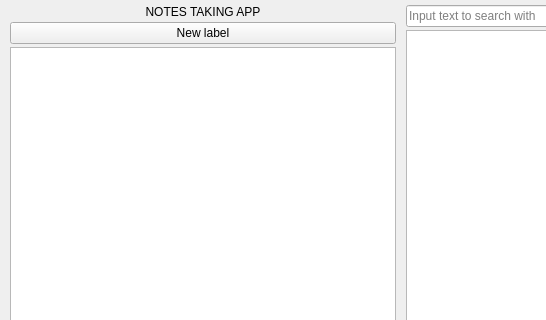
First picture: the form in temp_resources/mainwindow.ui, repository SuperSolik/gui_1h2020-notes-app, before the edit; both pictures show x 0 to 546 and y 0 to 320 of the 1001 by 618 pixel window.
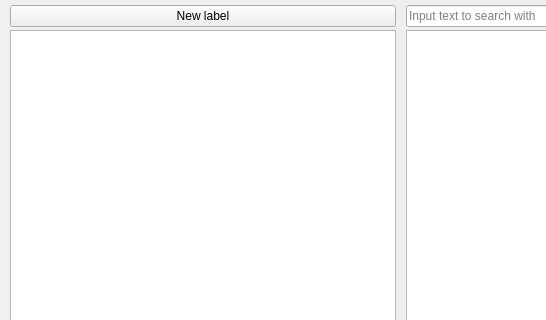
Second picture: the form after the edit.

```diff
--- a/temp_resources/mainwindow.ui
+++ b/temp_resources/mainwindow.ui
@@ -32,7 +32,7 @@
     </property>
     <item>
      <widget class="QWidget" name="labelsWidget" native="true">
-      <layout class="QVBoxLayout" name="verticalLayout" stretch="0,0,12,0">
+      <layout class="QVBoxLayout" name="verticalLayout" stretch="0,12,0">
        <property name="spacing">
         <number>3</number>
        </property>
@@ -48,22 +48,6 @@
        <property name="bottomMargin">
         <number>0</number>
        </property>
-       <item>
-        <widget class="QLabel" name="titleLabel">
-         <property name="layoutDirection">
-          <enum>Qt::LeftToRight</enum>
-         </property>
-         <property name="text">
-          <string>NOTES TAKING APP</string>
-         </property>
-         <property name="textFormat">
-          <enum>Qt::AutoText</enum>
-         </property>
-         <property name="alignment">
-          <set>Qt::AlignCenter</set>
-         </property>
-        </widget>
-       </item>
        <item>
         <widget class="QPushButton" name="newLabelBtn">
          <property name="text">
```
